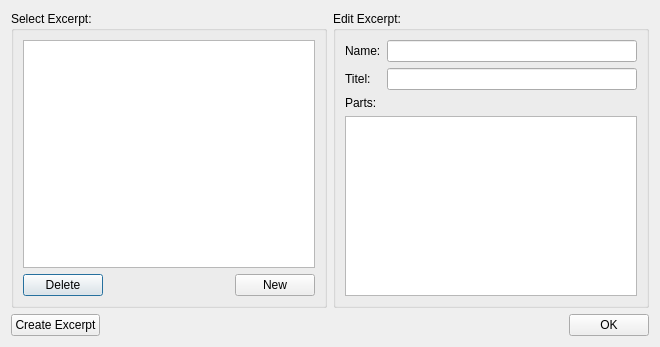
This is mscore/mscore/excerptsdialog.ui in musescore/musescore-old as Qt 5 draws it before an edit. The edited form follows.
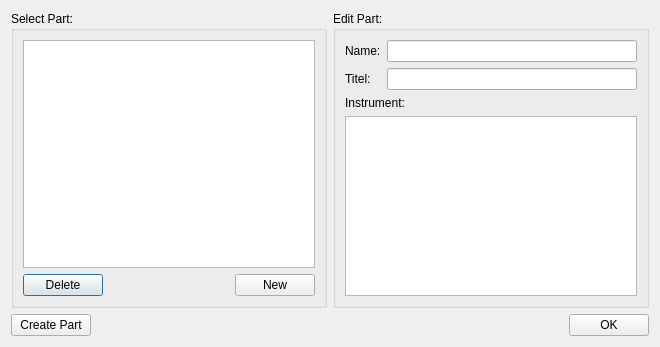
This is the edited form.

What changed in the file:
```diff
--- a/mscore/mscore/excerptsdialog.ui
+++ b/mscore/mscore/excerptsdialog.ui
@@ -16,7 +16,7 @@
    <item row="0" column="0" >
     <widget class="QGroupBox" name="groupBox_3" >
      <property name="title" >
-      <string>Select Excerpt:</string>
+      <string>Select Part:</string>
      </property>
      <property name="flat" >
       <bool>true</bool>
@@ -66,7 +66,7 @@
    <item row="0" column="1" >
     <widget class="QGroupBox" name="editGroup" >
      <property name="title" >
-      <string>Edit Excerpt:</string>
+      <string>Edit Part:</string>
      </property>
      <property name="flat" >
       <bool>true</bool>
@@ -95,7 +95,7 @@
       <item row="2" column="0" colspan="2" >
        <widget class="QLabel" name="label_3" >
         <property name="text" >
-         <string>Parts:</string>
+         <string>Instrument:</string>
         </property>
        </widget>
       </item>
@@ -110,7 +110,7 @@
      <item>
       <widget class="QPushButton" name="createExcerpt" >
        <property name="text" >
-        <string>Create Excerpt</string>
+        <string>Create Part</string>
        </property>
       </widget>
      </item>
```
Left out of the diff: 6 changed lines with no effect on the pictures.
